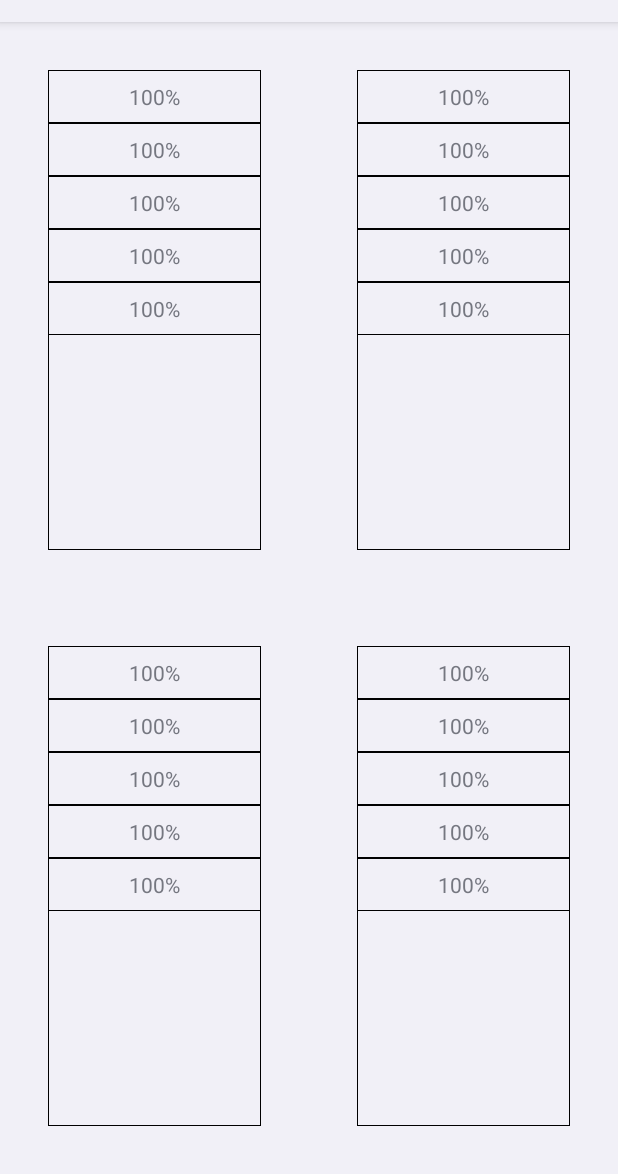
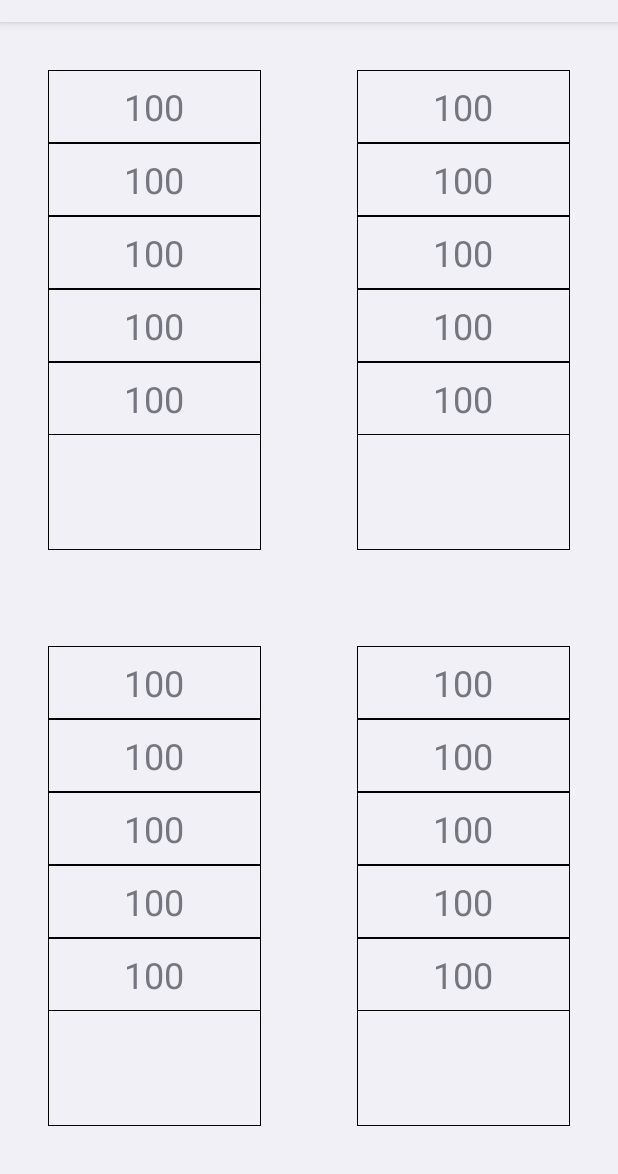
Before and after one commit to lazy-assedninja/Android-DumplingTimer, an Android app: the layout fragment_timer.xml on its own in the app's theme, with its tools: preview values and no code run, on a phone screen of 412 x 824 dp, the part 62-1236 px from its top. Run offline under Robolectric (Android 15) with nearby library versions, the light colour scheme and no system bars.

Commit message:
fix: adjust text size of timer item

```diff
--- a/app/src/main/res/layout/item_timer.xml
+++ b/app/src/main/res/layout/item_timer.xml
@@ -21,8 +21,9 @@
             android:paddingVertical="8dp"
             android:gravity="center"
             android:text="@{string}"
+            android:textSize="24sp"
             app:layout_constraintBottom_toBottomOf="parent"
             app:layout_constraintTop_toTopOf="parent"
-            tools:text="100%" />
+            tools:text="100" />
     </androidx.constraintlayout.widget.ConstraintLayout>
 </layout>
```
